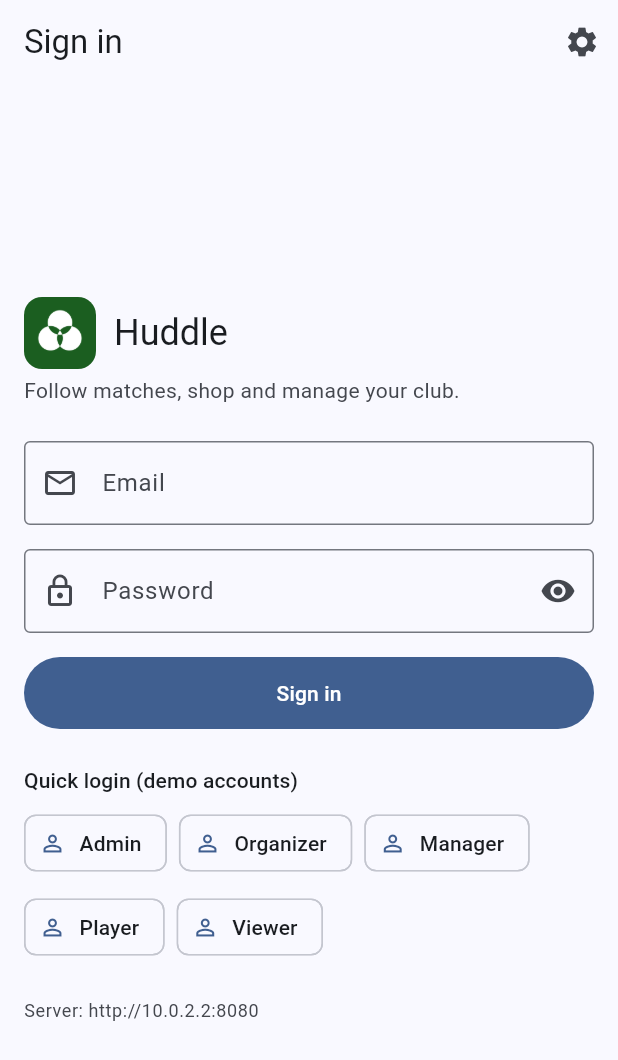
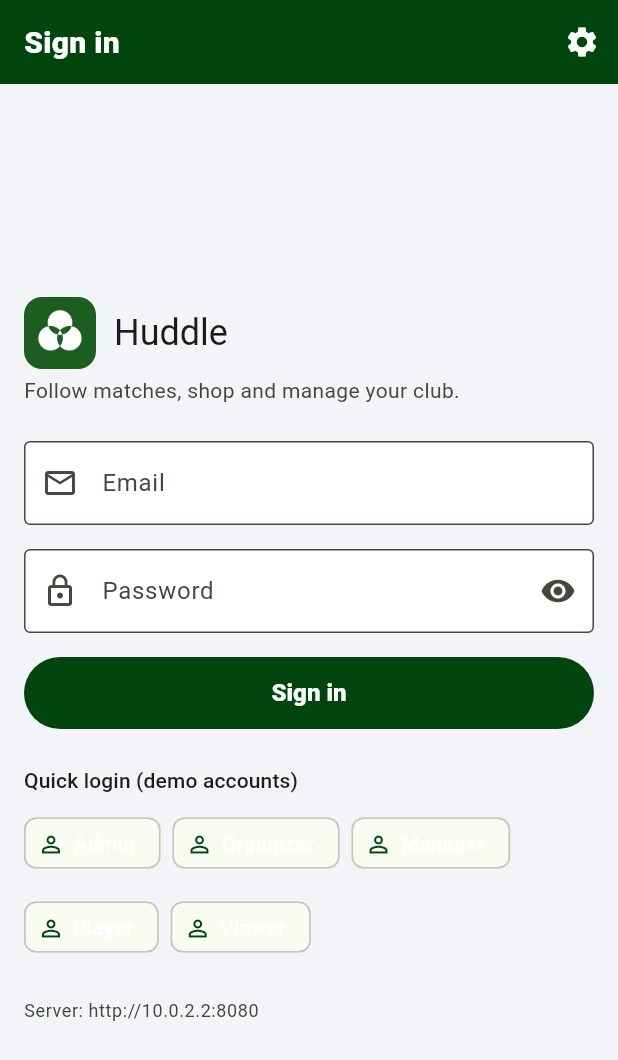
Before and after one commit to muhammadayantoorie-creator/App-Architects, a Flutter app: the screen it shows after launch, on a phone screen of 412 x 824 dp. Shown: the top 1060 px of the screen. Run offline on Flutter 3.47's test engine with Material 3 defaults, Android fonts, the phone set to English and light mode, and no system bars; our stand-ins replace connectivity_plus, dio, flutter_secure_storage, open_filex, sqflite; accounts and stored records are empty; network calls fail.

Commit message:
mobile: sports-app look — bold team-colour app bar, bright light theme, vivid nav/tabs/buttons, Huddle green brand

```diff
--- a/mobile/lib/core/theme.dart
+++ b/mobile/lib/core/theme.dart
@@ -1,33 +1,96 @@
 import 'package:flutter/material.dart';
 
+/// Sports-app look (FotMob / OneFootball style): bold team-colour app bar, vivid accents,
+/// bright surfaces, strong typography for scores.
 ThemeData buildTheme(Color seed, Brightness brightness) {
-  final scheme = ColorScheme.fromSeed(seedColor: seed, brightness: brightness);
+  final scheme = ColorScheme.fromSeed(
+    seedColor: seed,
+    brightness: brightness,
+    dynamicSchemeVariant: DynamicSchemeVariant.fidelity,
+  );
   final radius = BorderRadius.circular(12);
+  final dark = brightness == Brightness.dark;
   return ThemeData(
     useMaterial3: true,
     colorScheme: scheme,
     fontFamily: 'Roboto',
-    scaffoldBackgroundColor: scheme.surface,
+    scaffoldBackgroundColor: dark ? scheme.surface : const Color(0xFFF2F4F7),
+    appBarTheme: AppBarTheme(
+      backgroundColor: scheme.primary,
+      foregroundColor: scheme.onPrimary,
+      elevation: 2,
+      scrolledUnderElevation: 4,
+      centerTitle: false,
+      titleTextStyle: TextStyle(
+        fontFamily: 'Roboto',
+        fontSize: 20,
+        fontWeight: FontWeight.w800,
+        color: scheme.onPrimary,
+        letterSpacing: 0.2,
+      ),
+      iconTheme: IconThemeData(color: scheme.onPrimary),
+      actionsIconTheme: IconThemeData(color: scheme.onPrimary),
+    ),
+    navigationBarTheme: NavigationBarThemeData(
+      backgroundColor: dark ? scheme.surfaceContainer : Colors.white,
+      indicatorColor: scheme.primary,
+      elevation: 8,
+      iconTheme: WidgetStateProperty.resolveWith((s) => IconThemeData(
+            color: s.contains(WidgetState.selected) ? scheme.onPrimary : scheme.onSurfaceVariant,
+          )),
+      labelTextStyle: WidgetStateProperty.resolveWith((s) => TextStyle(
+            fontWeight: s.contains(WidgetState.selected) ? FontWeight.w800 : FontWeight.w500,
+            color: s.contains(WidgetState.selected) ? scheme.primary : scheme.onSurfaceVariant,
+          )),
+    ),
+    tabBarTheme: TabBarThemeData(
+      labelColor: scheme.primary,
+      unselectedLabelColor: scheme.onSurfaceVariant,
+      indicatorColor: scheme.primary,
+      labelStyle: const TextStyle(fontWeight: FontWeight.w800),
+    ),
     cardTheme: CardThemeData(
-      elevation: 0,
+      elevation: dark ? 0 : 1.5,
       margin: EdgeInsets.zero,
-      color: scheme.surfaceContainerLow,
+      color: dark ? scheme.surfaceContainerLow : Colors.white,
+      shadowColor: Colors.black26,
       shape: RoundedRectangleBorder(
         borderRadius: radius,
-        side: BorderSide(color: scheme.outlineVariant),
+        side: dark ? BorderSide(color: scheme.outlineVariant) : BorderSide.none,
       ),
       clipBehavior: Clip.antiAlias,
     ),
     filledButtonTheme: FilledButtonThemeData(
-      style: FilledButton.styleFrom(minimumSize: const Size(64, 48)),
+      style: FilledButton.styleFrom(
+        minimumSize: const Size(64, 48),
+        textStyle: const TextStyle(fontWeight: FontWeight.w800, fontSize: 16),
+      ),
     ),
     outlinedButtonTheme: OutlinedButtonThemeData(
-      style: OutlinedButton.styleFrom(minimumSize: const Size(64, 48)),
+      style: OutlinedButton.styleFrom(
+        minimumSize: const Size(64, 48),
+        foregroundColor: scheme.primary,
+        side: BorderSide(color: scheme.primary, width: 1.5),
+        textStyle: const TextStyle(fontWeight: FontWeight.w700),
+      ),
     ),
     textButtonTheme: TextButtonThemeData(
       style: TextButton.styleFrom(minimumSize: const Size(48, 48)),
     ),
-    inputDecorationTheme: const InputDecorationTheme(border: OutlineInputBorder()),
+    chipTheme: ChipThemeData(
+      selectedColor: scheme.primary,
+      labelStyle: const TextStyle(fontWeight: FontWeight.w600),
+      secondaryLabelStyle: TextStyle(color: scheme.onPrimary, fontWeight: FontWeight.w700),
+    ),
+    floatingActionButtonTheme: FloatingActionButtonThemeData(
+      backgroundColor: scheme.tertiary,
+      foregroundColor: scheme.onTertiary,
+    ),
+    inputDecorationTheme: InputDecorationTheme(
+      border: const OutlineInputBorder(),
+      filled: !dark,
+      fillColor: Colors.white,
+    ),
     snackBarTheme: const SnackBarThemeData(behavior: SnackBarBehavior.floating),
   );
 }
--- a/mobile/lib/data/app_state.dart
+++ b/mobile/lib/data/app_state.dart
@@ -58,7 +58,7 @@ class AppState extends ChangeNotifier {
 
   Map<String, dynamic> get tenant => me?['tenant'] is Map ? Map<String, dynamic>.from(me!['tenant'] as Map) : {};
   String get tenantName => tenant['name'] as String? ?? 'NaSCon League';
-  Color get seed => parseHex(tenant['primary_color']) ?? const Color(0xFF1565C0);
+  Color get seed => parseHex(tenant['primary_color']) ?? const Color(0xFF1B5E20);
 
   String? sportIdFor(String leagueId) {
     for (final l in leagues) {
--- a/mobile/lib/main.dart
+++ b/mobile/lib/main.dart
@@ -40,7 +40,7 @@ class NasconApp extends StatelessWidget {
       scaffoldMessengerKey: messengerKey,
       theme: buildTheme(seed, Brightness.light),
       darkTheme: buildTheme(seed, Brightness.dark),
-      themeMode: ThemeMode.system,
+      themeMode: ThemeMode.light,
       home: loggedIn ? const Shell() : const LoginScreen(),
     );
   }
```
